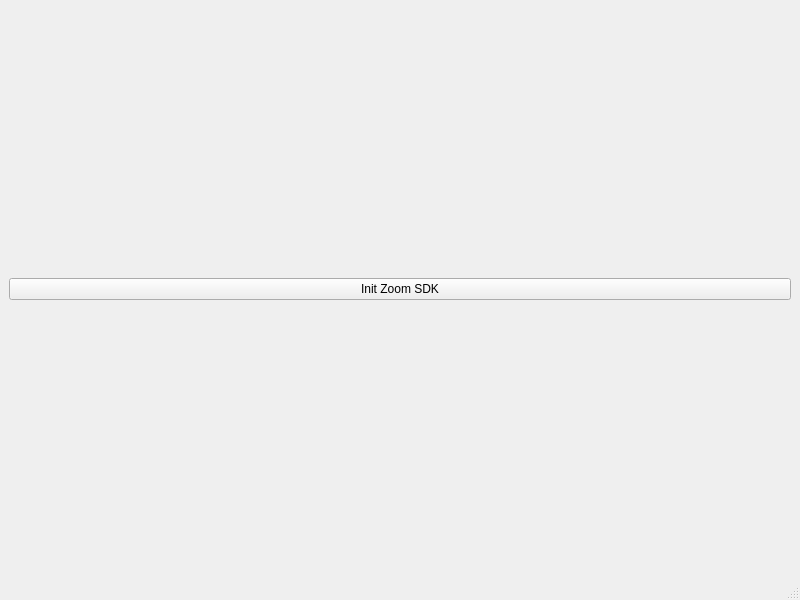
First picture: the form in mainwindow.ui, repository W-J-Dev-School/Zoom-Qt, before the edit.
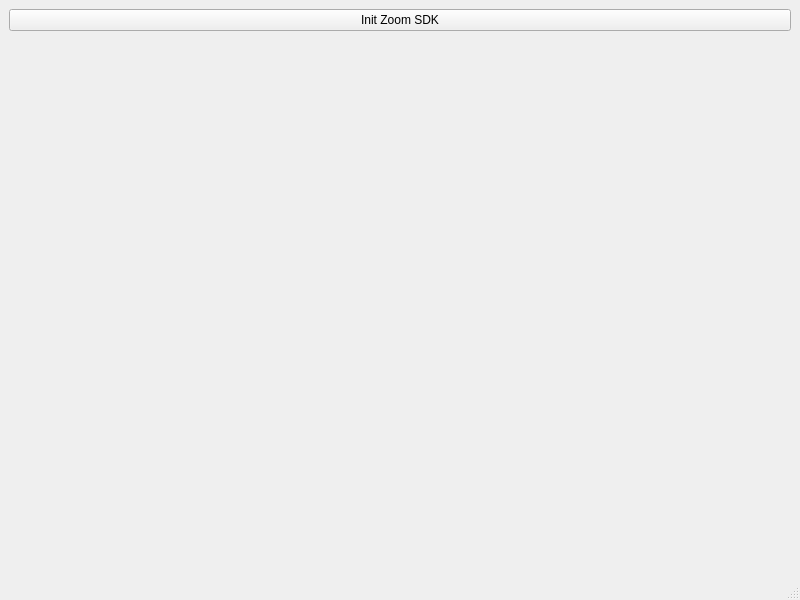
Second picture: the form after the edit.

Patch:
```diff
--- a/mainwindow.ui
+++ b/mainwindow.ui
@@ -22,6 +22,13 @@
       </property>
      </widget>
     </item>
+    <item>
+     <widget class="QWidget" name="zoomVideo" native="true">
+      <property name="autoFillBackground">
+       <bool>false</bool>
+      </property>
+     </widget>
+    </item>
    </layout>
   </widget>
   <widget class="QMenuBar" name="menubar">
```
